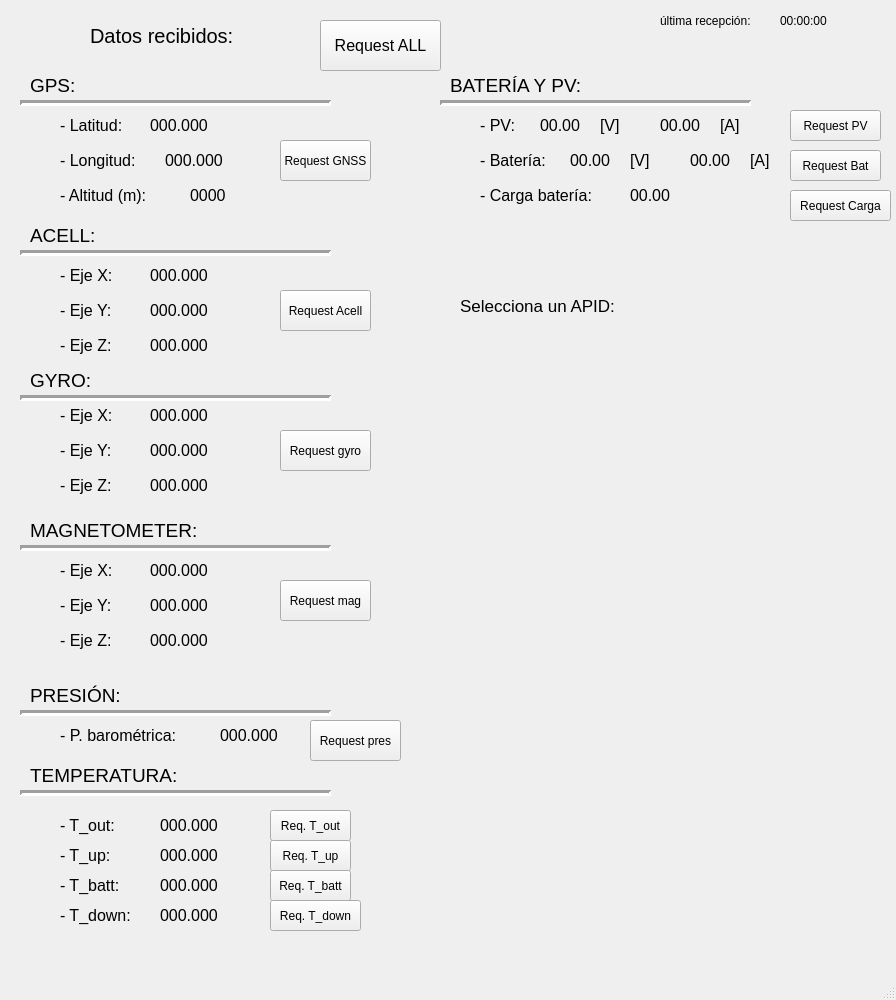
Above: GUI_integrada/interfaces/displayPanelUI.ui from Julioaregom/FyCUS23-ground_station before the change. Below: the same form after it.
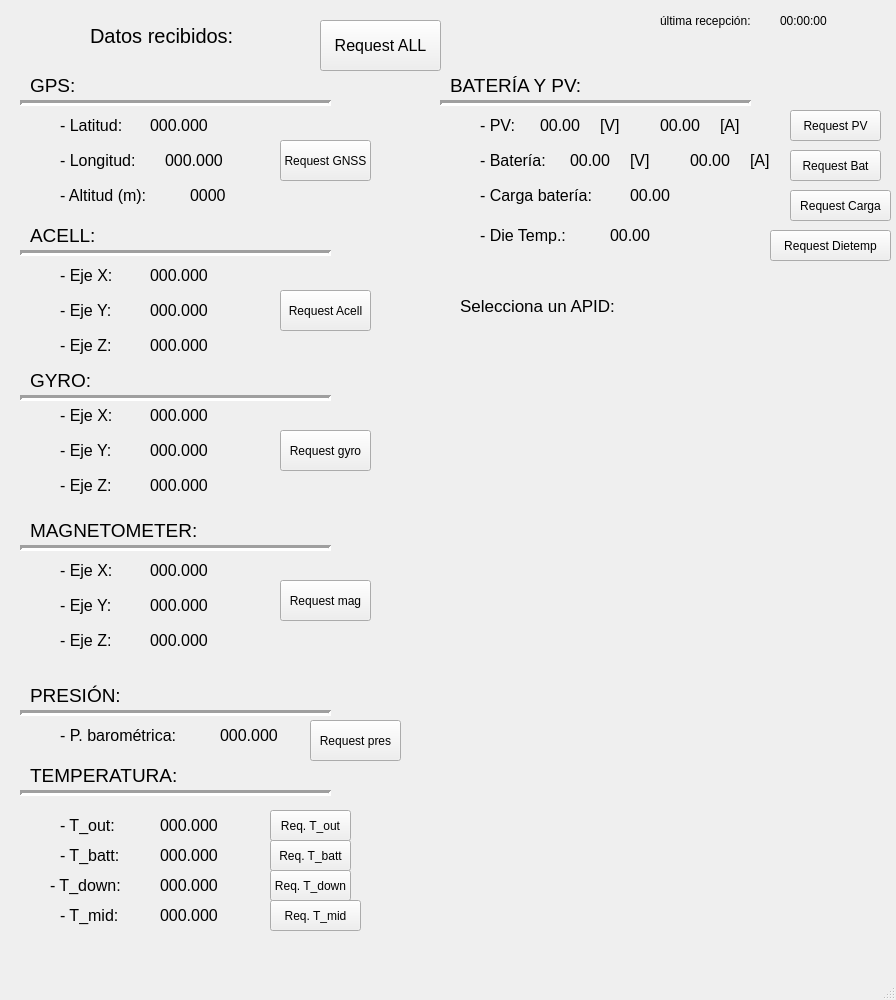
That is the form after the change.

The edit to the form file:
```diff
--- a/GUI_integrada/interfaces/displayPanelUI.ui
+++ b/GUI_integrada/interfaces/displayPanelUI.ui
@@ -130,7 +130,7 @@
      <rect>
       <x>150</x>
       <y>110</y>
-      <width>91</width>
+      <width>101</width>
       <height>31</height>
      </rect>
     </property>
@@ -148,7 +148,7 @@
      <rect>
       <x>165</x>
       <y>145</y>
-      <width>91</width>
+      <width>101</width>
       <height>31</height>
      </rect>
     </property>
@@ -166,7 +166,7 @@
      <rect>
       <x>190</x>
       <y>180</y>
-      <width>81</width>
+      <width>91</width>
       <height>31</height>
      </rect>
     </property>
@@ -755,9 +755,9 @@
    <widget class="QLabel" name="txt_tempbatt">
     <property name="geometry">
      <rect>
-      <x>60</x>
+      <x>50</x>
       <y>870</y>
-      <width>81</width>
+      <width>91</width>
       <height>31</height>
      </rect>
     </property>
@@ -767,7 +767,7 @@
      </font>
     </property>
     <property name="text">
-     <string>- T_batt:</string>
+     <string>- T_down:</string>
     </property>
    </widget>
    <widget class="QLabel" name="lbl_tempup">
@@ -803,7 +803,7 @@
      </font>
     </property>
     <property name="text">
-     <string>- T_up:</string>
+     <string>- T_batt:</string>
     </property>
    </widget>
    <widget class="QLabel" name="lbl_tempout">
@@ -875,7 +875,7 @@
      </font>
     </property>
     <property name="text">
-     <string>- T_down:</string>
+     <string>- T_mid:</string>
     </property>
    </widget>
    <widget class="QLabel" name="txt_time">
@@ -1169,7 +1169,7 @@
      <rect>
       <x>630</x>
       <y>180</y>
-      <width>51</width>
+      <width>141</width>
       <height>31</height>
      </rect>
     </property>
@@ -1257,28 +1257,15 @@
      </rect>
     </property>
     <property name="text">
-     <string>Req. T_up</string>
-    </property>
-   </widget>
-   <widget class="QPushButton" name="pushButton_Rqtbatt">
-    <property name="geometry">
-     <rect>
-      <x>270</x>
-      <y>870</y>
-      <width>81</width>
-      <height>31</height>
-     </rect>
-    </property>
-    <property name="text">
      <string>Req. T_batt</string>
     </property>
    </widget>
-   <widget class="QPushButton" name="pushButton_Rqtdwon">
+   <widget class="QPushButton" name="pushButton_Rqtbatt">
     <property name="geometry">
      <rect>
       <x>270</x>
-      <y>900</y>
-      <width>91</width>
+      <y>870</y>
+      <width>81</width>
       <height>31</height>
      </rect>
     </property>
@@ -1286,6 +1273,19 @@
      <string>Req. T_down</string>
     </property>
    </widget>
+   <widget class="QPushButton" name="pushButton_Rqtdwon">
+    <property name="geometry">
+     <rect>
+      <x>270</x>
+      <y>900</y>
+      <width>91</width>
+      <height>31</height>
+     </rect>
+    </property>
+    <property name="text">
+     <string>Req. T_mid</string>
+    </property>
+   </widget>
    <widget class="QPushButton" name="pushButton_Rqpv">
     <property name="geometry">
      <rect>
@@ -1372,6 +1372,55 @@
     </property>
     <layout class="QVBoxLayout" name="layoutApid"/>
    </widget>
+   <widget class="QLabel" name="lbl_batdietemp">
+    <property name="geometry">
+     <rect>
+      <x>610</x>
+      <y>220</y>
+      <width>111</width>
+      <height>31</height>
+     </rect>
+    </property>
+    <property name="font">
+     <font>
+      <pointsize>12</pointsize>
+     </font>
+    </property>
+    <property name="text">
+     <string>00.00</string>
+    </property>
+   </widget>
+   <widget class="QPushButton" name="pushButton_Rqdietemp">
+    <property name="geometry">
+     <rect>
+      <x>770</x>
+      <y>230</y>
+      <width>121</width>
+      <height>31</height>
+     </rect>
+    </property>
+    <property name="text">
+     <string>Request Dietemp</string>
+    </property>
+   </widget>
+   <widget class="QLabel" name="txt_batdietemp">
+    <property name="geometry">
+     <rect>
+      <x>480</x>
+      <y>220</y>
+      <width>111</width>
+      <height>31</height>
+     </rect>
+    </property>
+    <property name="font">
+     <font>
+      <pointsize>12</pointsize>
+     </font>
+    </property>
+    <property name="text">
+     <string>- Die Temp.:</string>
+    </property>
+   </widget>
   </widget>
   <widget class="QMenuBar" name="menubar">
    <property name="geometry">
```
